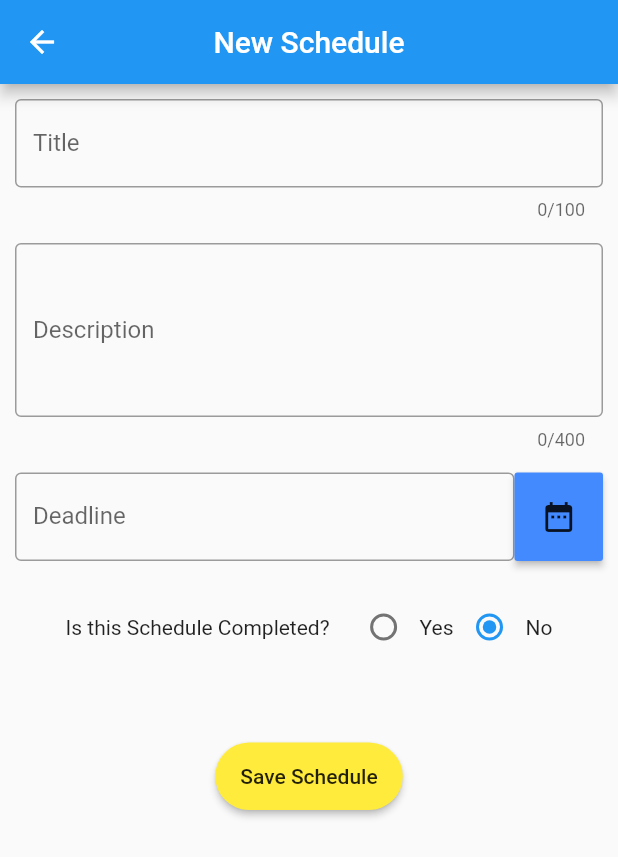
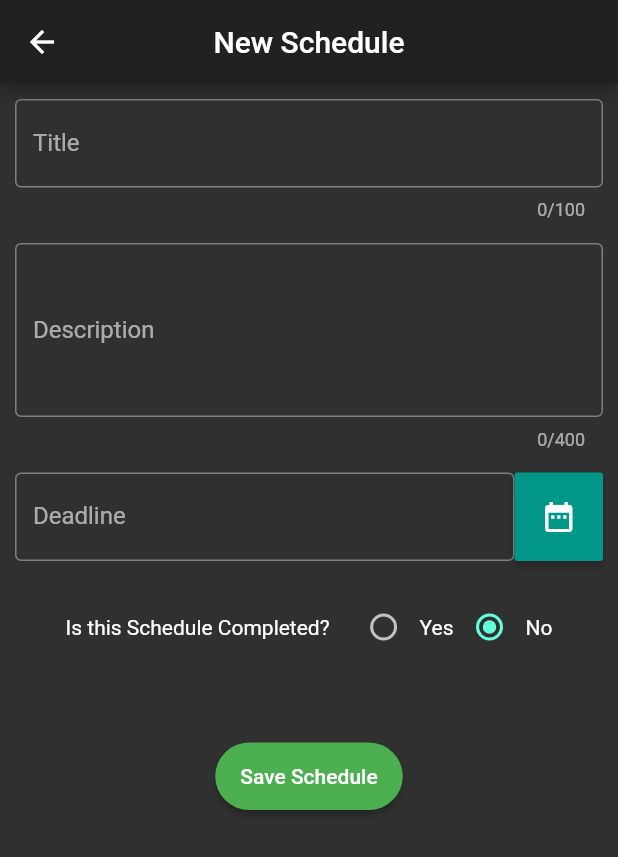
Before and after one commit to gdeusdara/schedules, a Flutter app: the screen it shows after launch, after a tap on the "add" icon, on a phone screen of 412 x 824 dp. Shown: the top 857 px of the screen. Run offline on Flutter 3.47's test engine with Material 2 defaults, Android fonts, the phone set to English and light mode, and no system bars; network calls fail.

```diff
--- a/lib/main.dart
+++ b/lib/main.dart
@@ -5,5 +5,8 @@ void main() {
   runApp(MaterialApp(
     home: ListTasks(),
     debugShowCheckedModeBanner: false,
+    theme: ThemeData(
+      brightness: Brightness.dark
+    ),
   ));
 }
--- a/lib/screens/list_tasks.dart
+++ b/lib/screens/list_tasks.dart
@@ -1,5 +1,6 @@
 import 'package:schedules/util/build_list.dart';
 import 'package:flutter/material.dart';
+import 'package:schedules/util/loading.dart';
 import '../services/requests.dart';
 import 'package:schedules/screens/schedule.dart';
 
@@ -26,17 +27,7 @@ class _ListTasksState extends State<ListTasks> {
           switch (snapshot.connectionState) {
             case ConnectionState.waiting:
             case ConnectionState.none:
-              return Center(
-                child: Container(
-                  width: 200.0,
-                  height: 200.0,
-                  alignment: Alignment.center,
-                  child: CircularProgressIndicator(
-                    valueColor: AlwaysStoppedAnimation<Color>(Colors.blueAccent),
-                    strokeWidth: 5.0,
-                  ),
-                ),
-              );
+              return Loading();
             default:
               if (snapshot.hasError) {
                 return Container();
--- a/lib/screens/schedule.dart
+++ b/lib/screens/schedule.dart
@@ -120,7 +120,7 @@ class _ScheduleState extends State<Schedule> {
                       children: <Widget>[
                         removeButton(context, widget.task),
                         RoundedButton(
-                          color: Colors.yellow,
+                          color: Colors.green,
                           text: widget.task == null
                               ? "Save Schedule"
                               : "Edit Schedule",
--- a/lib/util/deadline.dart
+++ b/lib/util/deadline.dart
@@ -61,7 +61,7 @@ class _DeadlineState extends State<Deadline> {
           child: RaisedButton(
             onPressed: _selectDate,
             child: Icon(Icons.date_range),
-            color: Colors.blueAccent,
+            color: Colors.teal,
           ),
         )
       ],
--- /dev/null
+++ b/lib/util/loading.dart
@@ -0,0 +1,18 @@
+import 'package:flutter/material.dart';
+
+class Loading extends StatelessWidget {
+  @override
+  Widget build(BuildContext context) {
+    return Center(
+      child: Container(
+        width: 200.0,
+        height: 200.0,
+        alignment: Alignment.center,
+        child: CircularProgressIndicator(
+          valueColor: AlwaysStoppedAnimation<Color>(Colors.green),
+          strokeWidth: 5.0,
+        ),
+      ),
+    );
+  }
+}
--- a/lib/util/remove_button.dart
+++ b/lib/util/remove_button.dart
@@ -5,7 +5,7 @@ import 'package:flutter/material.dart';
   Widget removeButton(BuildContext context, Map task) {
     if (task != null) {
       return RoundedButton(
-        color: Colors.orange,
+        color: Colors.deepOrange,
         text: "Delete",
         onPress: () {
           showDialog(
```
Also changed, not shown: lib/util/build_list.dart (+21 -10 lines), 2 other files.
